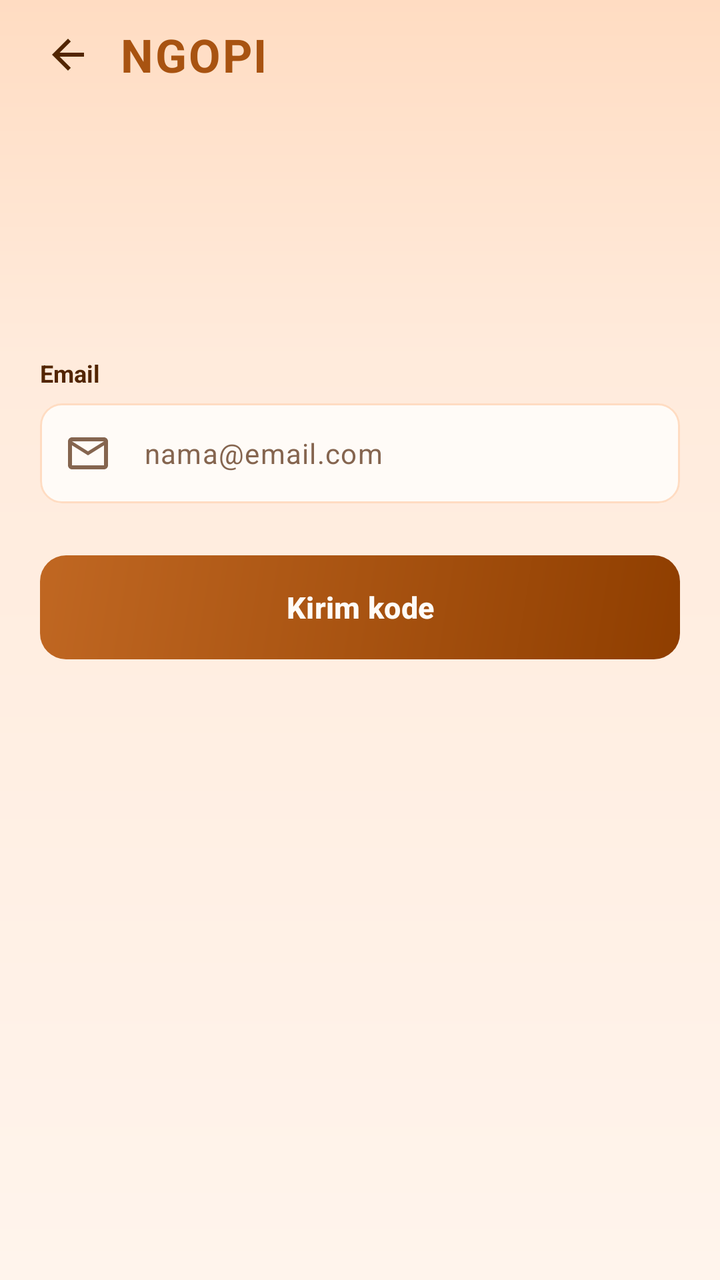
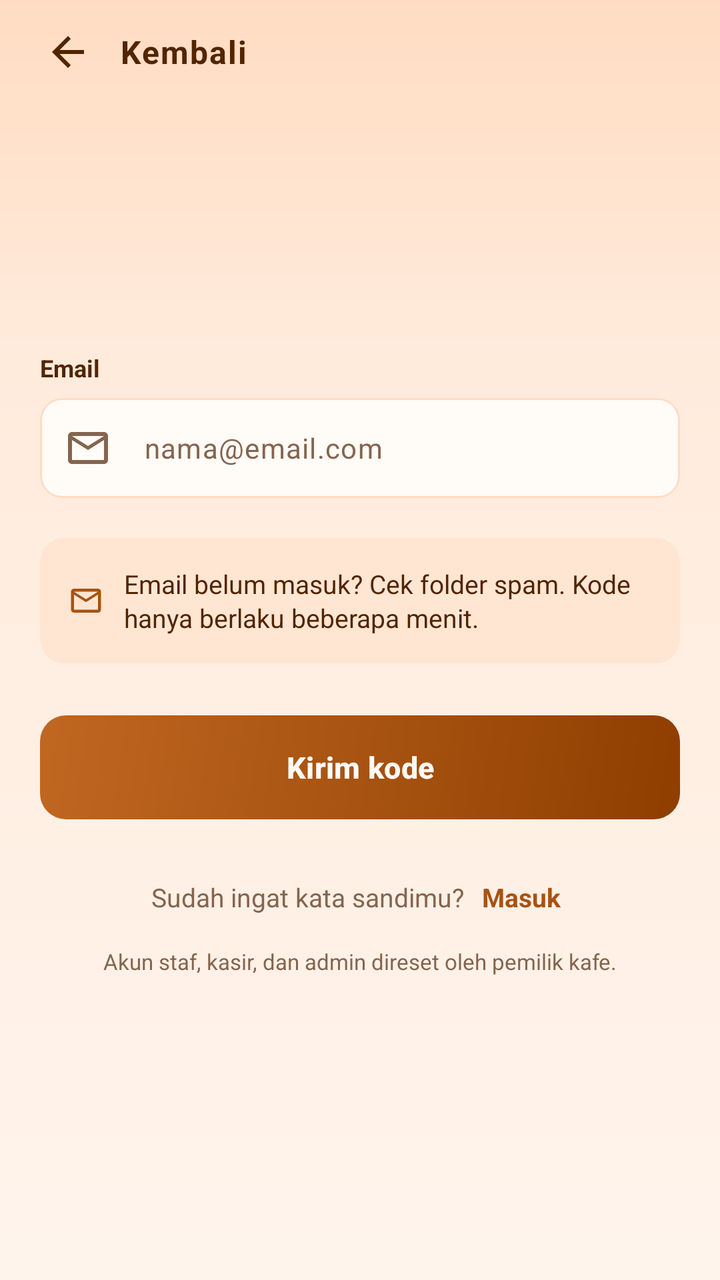

The first picture is an Android layout as it rendered before a commit; the second is the same layout after the commit. The layout source and the unified diff follow.
<!-- AndroidManifest.xml: application theme Theme.KopiInggil -->
<!-- res/layout/activity_forgot_password.xml -->
<?xml version="1.0" encoding="utf-8"?>
<LinearLayout xmlns:android="http://schemas.android.com/apk/res/android"
    xmlns:app="http://schemas.android.com/apk/res-auto"
    xmlns:tools="http://schemas.android.com/tools"
    android:id="@+id/main"
    android:layout_width="match_parent"
    android:layout_height="match_parent"
    android:background="@drawable/bg_screen"
    android:orientation="vertical"
    tools:context=".ForgotPasswordActivity">

    <ScrollView
        android:layout_width="match_parent"
        android:layout_height="match_parent"
        android:fillViewport="true">

        <LinearLayout
            android:layout_width="match_parent"
            android:layout_height="wrap_content"
            android:orientation="vertical"
            android:paddingStart="20dp"
            android:paddingTop="12dp"
            android:paddingEnd="20dp"
            android:paddingBottom="28dp">

            <LinearLayout
                android:layout_width="match_parent"
                android:layout_height="wrap_content"
                android:gravity="center_vertical"
                android:orientation="horizontal">

                <ImageView
                    android:id="@+id/btnBack"
                    android:layout_width="28dp"
                    android:layout_height="28dp"
                    android:background="?attr/selectableItemBackgroundBorderless"
                    android:contentDescription="@string/cd_back"
                    android:padding="2dp"
                    android:src="@drawable/ic_arrow_back" />

                <TextView
                    android:layout_width="wrap_content"
                    android:layout_height="wrap_content"
                    android:layout_marginStart="12dp"
                    android:letterSpacing="0.04"
                    android:text="@string/brand_name"
                    android:textColor="@color/ngopi_primary"
                    android:textSize="23sp"
                    android:textStyle="bold" />
            </LinearLayout>

            <TextView
                android:id="@+id/tvEyebrow"
                android:layout_width="wrap_content"
                android:layout_height="wrap_content"
                android:layout_marginTop="26dp"
                android:letterSpacing="0.11"
                android:textColor="@color/ngopi_primary"
                android:textSize="11sp"
                android:textStyle="bold" />

            <TextView
                android:id="@+id/tvTitle"
                android:layout_width="match_parent"
                android:layout_height="wrap_content"
                android:layout_marginTop="7dp"
                android:letterSpacing="-0.025"
                android:textColor="@color/ngopi_ink"
                android:textSize="28sp"
                android:textStyle="bold" />

            <TextView
                android:id="@+id/tvSubtitle"
                android:layout_width="match_parent"
                android:layout_height="wrap_content"
                android:layout_marginTop="7dp"
                android:lineSpacingMultiplier="1.1"
                android:textColor="@color/ngopi_muted"
                android:textSize="13sp" />

            
            <LinearLayout
                android:id="@+id/stepEmail"
                android:layout_width="match_parent"
                android:layout_height="wrap_content"
                android:orientation="vertical">

                <TextView
                    android:layout_width="wrap_content"
                    android:layout_height="wrap_content"
                    android:layout_marginTop="26dp"
                    android:text="@string/forgot_email_label"
                    android:textColor="@color/ngopi_ink"
                    android:textSize="12sp"
                    android:textStyle="bold" />

                <com.google.android.material.textfield.TextInputLayout
                    android:id="@+id/tilEmail"
                    style="@style/Widget.Ngopi.TextInput"
                    android:layout_width="match_parent"
                    android:layout_height="wrap_content"
                    android:layout_marginTop="7dp"
                    app:startIconDrawable="@drawable/ic_mail">

                    <com.google.android.material.textfield.TextInputEditText
                        android:id="@+id/etEmail"
                        android:layout_width="match_parent"
                        android:layout_height="50dp"
                        android:hint="@string/login_identifier_hint"
                        android:imeOptions="actionDone"
                        android:inputType="textEmailAddress"
                        android:maxLines="1"
                        android:paddingTop="0dp"
                        android:paddingBottom="0dp"
                        android:textColor="@color/ngopi_ink"
                        android:textColorHint="@color/ngopi_muted"
                        android:textSize="14sp" />
                </com.google.android.material.textfield.TextInputLayout>

                <com.google.android.material.button.MaterialButton
                    android:id="@+id/btnSendCode"
                    android:layout_width="match_parent"
                    android:layout_height="52dp"
                    android:layout_marginTop="26dp"
                    android:insetTop="0dp"
                    android:insetBottom="0dp"
                    android:text="@string/forgot_send_code"
                    android:textAllCaps="false"
                    android:textColor="@color/ngopi_surface"
                    android:textSize="15sp"
                    android:textStyle="bold"
                    android:background="@drawable/bg_button_primary"
                    app:backgroundTint="@null"
                    app:cornerRadius="13dp" />
            </LinearLayout>

            
            <LinearLayout
                android:id="@+id/stepCode"
                android:layout_width="match_parent"
                android:layout_height="wrap_content"
                android:orientation="vertical"
                android:visibility="gone">

                <TextView
                    android:id="@+id/tvCodeInfo"
                    android:layout_width="match_parent"
                    android:layout_height="wrap_content"
                    android:layout_marginTop="22dp"
                    android:lineSpacingMultiplier="1.1"
                    android:textColor="@color/ngopi_muted"
                    android:textSize="13sp" />

                <TextView
                    android:layout_width="wrap_content"
                    android:layout_height="wrap_content"
                    android:layout_marginTop="16dp"
                    android:text="@string/forgot_code_label"
                    android:textColor="@color/ngopi_ink"
                    android:textSize="12sp"
                    android:textStyle="bold" />

                <com.google.android.material.textfield.TextInputLayout
                    android:id="@+id/tilCode"
                    style="@style/Widget.Ngopi.TextInput"
                    android:layout_width="match_parent"
                    android:layout_height="wrap_content"
                    android:layout_marginTop="7dp">

                    <com.google.android.material.textfield.TextInputEditText
                        android:id="@+id/etCode"
                        android:layout_width="match_parent"
                        android:layout_height="58dp"
                        android:gravity="center"
                        android:hint="@string/forgot_code_hint"
                        android:imeOptions="actionDone"
                        android:inputType="number"
                        android:letterSpacing="0.4"
                        android:maxLength="10"
                        android:maxLines="1"
                        android:paddingTop="0dp"
                        android:paddingBottom="0dp"
                        android:textColor="@color/ngopi_ink"
                        android:textColorHint="@color/ngopi_muted"
                        android:textSize="24sp"
                        android:textStyle="bold" />
                </com.google.android.material.textfield.TextInputLayout>

                <com.google.android.material.button.MaterialButton
                    android:id="@+id/btnVerify"
                    android:layout_width="match_parent"
                    android:layout_height="52dp"
                    android:layout_marginTop="26dp"
                    android:insetTop="0dp"
                    android:insetBottom="0dp"
                    android:text="@string/forgot_verify"
                    android:textAllCaps="false"
                    android:textColor="@color/ngopi_surface"
                    android:textSize="15sp"
                    android:textStyle="bold"
                    android:background="@drawable/bg_button_primary"
                    app:backgroundTint="@null"
                    app:cornerRadius="13dp" />

                <TextView
                    android:id="@+id/tvResend"
                    android:layout_width="match_parent"
                    android:layout_height="wrap_content"
                    android:layout_marginTop="18dp"
                    android:gravity="center"
                    android:padding="6dp"
                    android:textColor="@color/ngopi_primary"
                    android:textSize="13sp"
                    android:textStyle="bold" />
            </LinearLayout>

            
            <LinearLayout
                android:id="@+id/stepPassword"
                android:layout_width="match_parent"
                android:layout_height="wrap_content"
                android:orientation="vertical"
                android:visibility="gone">

                <TextView
                    android:layout_width="wrap_content"
                    android:layout_height="wrap_content"
                    android:layout_marginTop="26dp"
                    android:text="@string/forgot_new_password_label"
                    android:textColor="@color/ngopi_ink"
                    android:textSize="12sp"
                    android:textStyle="bold" />

                <com.google.android.material.textfield.TextInputLayout
                    android:id="@+id/tilNewPassword"
                    style="@style/Widget.Ngopi.TextInput"
                    android:layout_width="match_parent"
                    android:layout_height="wrap_content"
                    android:layout_marginTop="7dp"
                    app:endIconMode="password_toggle"
                    app:startIconDrawable="@drawable/ic_lock">

                    <com.google.android.material.textfield.TextInputEditText
                        android:id="@+id/etNewPassword"
                        android:layout_width="match_parent"
                        android:layout_height="50dp"
                        android:hint="@string/register_password_hint"
                        android:imeOptions="actionNext"
                        android:inputType="textPassword"
                        android:maxLines="1"
                        android:paddingTop="0dp"
                        android:paddingBottom="0dp"
                        android:textColor="@color/ngopi_ink"
                        android:textColorHint="@color/ngopi_muted"
                        android:textSize="14sp" />
                </com.google.android.material.textfield.TextInputLayout>

                <TextView
                    android:layout_width="wrap_content"
                    android:layout_height="wrap_content"
                    android:layout_marginTop="16dp"
                    android:text="@string/forgot_confirm_label"
                    android:textColor="@color/ngopi_ink"
                    android:textSize="12sp"
                    android:textStyle="bold" />

                <com.google.android.material.textfield.TextInputLayout
                    android:id="@+id/tilConfirmPassword"
                    style="@style/Widget.Ngopi.TextInput"
                    android:layout_width="match_parent"
                    android:layout_height="wrap_content"
                    android:layout_marginTop="7dp"
                    app:endIconMode="password_toggle"
                    app:startIconDrawable="@drawable/ic_lock">

                    <com.google.android.material.textfield.TextInputEditText
                        android:id="@+id/etConfirmPassword"
                        android:layout_width="match_parent"
                        android:layout_height="50dp"
                        android:hint="@string/forgot_confirm_hint"
                        android:imeOptions="actionDone"
                        android:inputType="textPassword"
                        android:maxLines="1"
                        android:paddingTop="0dp"
                        android:paddingBottom="0dp"
                        android:textColor="@color/ngopi_ink"
                        android:textColorHint="@color/ngopi_muted"
                        android:textSize="14sp" />
                </com.google.android.material.textfield.TextInputLayout>

                <com.google.android.material.button.MaterialButton
                    android:id="@+id/btnSave"
                    android:layout_width="match_parent"
                    android:layout_height="52dp"
                    android:layout_marginTop="26dp"
                    android:insetTop="0dp"
                    android:insetBottom="0dp"
                    android:text="@string/forgot_save"
                    android:textAllCaps="false"
                    android:textColor="@color/ngopi_surface"
                    android:textSize="15sp"
                    android:textStyle="bold"
                    android:background="@drawable/bg_button_primary"
                    app:backgroundTint="@null"
                    app:cornerRadius="13dp" />
            </LinearLayout>
        </LinearLayout>
    </ScrollView>
</LinearLayout>
<!-- resources referenced by this layout -->
<resources>
  <color name="ngopi_ink">#522500</color>
  <color name="ngopi_muted">#85654F</color>
  <color name="ngopi_primary">#A85311</color>
  <color name="ngopi_surface">#FFFBF7</color>
  <!-- drawable bg_screen (drawable) -->
  <?xml version="1.0" encoding="utf-8"?>
  <shape xmlns:android="http://schemas.android.com/apk/res/android" android:shape="rectangle">
      <gradient
          android:angle="270"
          android:centerColor="@color/ngopi_background_mid"
          android:centerY="0.28"
          android:endColor="@color/ngopi_background"
          android:startColor="@color/ngopi_background_top" />
  </shape>
  <!-- drawable ic_arrow_back (drawable) -->
  <vector xmlns:android="http://schemas.android.com/apk/res/android"
      android:width="24dp"
      android:height="24dp"
      android:tint="@color/ngopi_ink"
      android:viewportWidth="24"
      android:viewportHeight="24">
      <path
          android:fillColor="@android:color/white"
          android:pathData="M20,11H7.83l5.59,-5.59L12,4l-8,8 8,8 1.41,-1.41L7.83,13H20v-2z" />
  </vector>
  <string name="brand_name">NGOPI</string>
  <string name="cd_back">Kembali</string>
  <string name="forgot_code_hint">••••••••</string>
  <string name="forgot_code_label">Kode verifikasi</string>
  <string name="forgot_confirm_hint">Ketik ulang kata sandi</string>
  <string name="forgot_confirm_label">Ulangi kata sandi</string>
  <string name="forgot_email_label">Email</string>
  <string name="forgot_new_password_label">Kata sandi baru</string>
  <string name="forgot_save">Simpan kata sandi</string>
  <string name="forgot_send_code">Kirim kode</string>
  <string name="forgot_verify">Verifikasi</string>
  <string name="login_identifier_hint">nama@email.com</string>
  <string name="register_password_hint">Minimal 8 karakter</string>
  <style name="Theme.KopiInggil" parent="Base.Theme.KopiInggil" />
  <color name="ngopi_primary_dark">#8F3E00</color>
  <color name="ngopi_primary_light">#C06722</color>
  <color name="ngopi_background_mid">#FFEBDC</color>
  <color name="ngopi_background">#FFF4EC</color>
  <color name="ngopi_background_top">#FFDCC2</color>
  <style name="Base.Theme.KopiInggil" parent="Theme.Material3.DayNight.NoActionBar">
          
          
      </style>
  <!-- unchanged entries left out for length: 4 -->
</resources>

<!-- the commit's change to res/layout/activity_forgot_password.xml (unified diff, before → after) -->
@@ -43,9 +43,9 @@
                     android:layout_height="wrap_content"
                     android:layout_marginStart="12dp"
                     android:letterSpacing="0.04"
-                    android:text="@string/brand_name"
-                    android:textColor="@color/ngopi_primary"
-                    android:textSize="23sp"
+                    android:text="@string/cd_back"
+                    android:textColor="@color/ngopi_ink"
+                    android:textSize="16sp"
                     android:textStyle="bold" />
             </LinearLayout>
 
@@ -117,6 +117,33 @@
                         android:textSize="14sp" />
                 </com.google.android.material.textfield.TextInputLayout>
 
+                <LinearLayout
+                    android:layout_width="match_parent"
+                    android:layout_height="wrap_content"
+                    android:layout_marginTop="20dp"
+                    android:background="@drawable/bg_note"
+                    android:gravity="center_vertical"
+                    android:orientation="horizontal"
+                    android:padding="14dp">
+
+                    <ImageView
+                        android:layout_width="18dp"
+                        android:layout_height="18dp"
+                        android:importantForAccessibility="no"
+                        android:src="@drawable/ic_mail"
+                        app:tint="@color/ngopi_primary" />
+
+                    <TextView
+                        android:layout_width="0dp"
+                        android:layout_height="wrap_content"
+                        android:layout_marginStart="10dp"
+                        android:layout_weight="1"
+                        android:lineSpacingMultiplier="1.1"
+                        android:text="@string/forgot_note_email"
+                        android:textColor="@color/ngopi_ink"
+                        android:textSize="13sp" />
+                </LinearLayout>
+
                 <com.google.android.material.button.MaterialButton
                     android:id="@+id/btnSendCode"
                     android:layout_width="match_parent"
@@ -132,6 +159,42 @@
                     android:background="@drawable/bg_button_primary"
                     app:backgroundTint="@null"
                     app:cornerRadius="13dp" />
+
+                <LinearLayout
+                    android:layout_width="match_parent"
+                    android:layout_height="wrap_content"
+                    android:layout_marginTop="26dp"
+                    android:gravity="center"
+                    android:orientation="horizontal">
+
+                    <TextView
+                        android:layout_width="wrap_content"
+                        android:layout_height="wrap_content"
+                        android:text="@string/forgot_remember_question"
+                        android:textColor="@color/ngopi_muted"
+                        android:textSize="13sp" />
+
+                    <TextView
+                        android:id="@+id/tvBackToLogin"
+                        android:layout_width="wrap_content"
+                        android:layout_height="wrap_content"
+                        android:layout_marginStart="5dp"
+                        android:padding="4dp"
+                        android:text="@string/login_button"
+                        android:textColor="@color/ngopi_primary"
+                        android:textSize="13sp"
+                        android:textStyle="bold" />
+                </LinearLayout>
+
+                <TextView
+                    android:layout_width="match_parent"
+                    android:layout_height="wrap_content"
+                    android:layout_marginTop="12dp"
+                    android:gravity="center"
+                    android:lineSpacingMultiplier="1.1"
+                    android:text="@string/forgot_staff_note"
+                    android:textColor="@color/ngopi_muted"
+                    android:textSize="11sp" />
             </LinearLayout>
 
             
@@ -186,6 +249,33 @@
                         android:textStyle="bold" />
                 </com.google.android.material.textfield.TextInputLayout>
 
+                <LinearLayout
+                    android:layout_width="match_parent"
+                    android:layout_height="wrap_content"
+                    android:layout_marginTop="20dp"
+                    android:background="@drawable/bg_note"
+                    android:gravity="center_vertical"
+                    android:orientation="horizontal"
+                    android:padding="14dp">
+
+                    <ImageView
+                        android:layout_width="18dp"
+                        android:layout_height="18dp"
+                        android:importantForAccessibility="no"
+                        android:src="@drawable/ic_verified"
+                        app:tint="@color/ngopi_primary" />
+
+                    <TextView
+                        android:layout_width="0dp"
+                        android:layout_height="wrap_content"
+                        android:layout_marginStart="10dp"
+                        android:layout_weight="1"
+                        android:lineSpacingMultiplier="1.1"
+                        android:text="@string/forgot_note_code"
+                        android:textColor="@color/ngopi_ink"
+                        android:textSize="13sp" />
+                </LinearLayout>
+
                 <com.google.android.material.button.MaterialButton
                     android:id="@+id/btnVerify"
                     android:layout_width="match_parent"
@@ -287,6 +377,33 @@
                         android:textColorHint="@color/ngopi_muted"
                         android:textSize="14sp" />
                 </com.google.android.material.textfield.TextInputLayout>
+
+                <LinearLayout
+                    android:layout_width="match_parent"
+                    android:layout_height="wrap_content"
+                    android:layout_marginTop="20dp"
+                    android:background="@drawable/bg_note"
+                    android:gravity="center_vertical"
+                    android:orientation="horizontal"
+                    android:padding="14dp">
+
+                    <ImageView
+                        android:layout_width="18dp"
+                        android:layout_height="18dp"
+                        android:importantForAccessibility="no"
+                        android:src="@drawable/ic_lock"
+                        app:tint="@color/ngopi_primary" />
+
+                    <TextView
+                        android:layout_width="0dp"
+                        android:layout_height="wrap_content"
+                        android:layout_marginStart="10dp"
+                        android:layout_weight="1"
+                        android:lineSpacingMultiplier="1.1"
+                        android:text="@string/forgot_note_password"
+                        android:textColor="@color/ngopi_ink"
+                        android:textSize="13sp" />
+                </LinearLayout>
 
                 <com.google.android.material.button.MaterialButton
                     android:id="@+id/btnSave"
<!-- resource entries referenced after the edit -->
@@ -4,6 +4,12 @@
   <color name="ngopi_muted">#85654F</color>
   <color name="ngopi_primary">#A85311</color>
   <color name="ngopi_surface">#FFFBF7</color>
+  <!-- drawable bg_note (drawable) -->
+  <?xml version="1.0" encoding="utf-8"?>
+  <shape xmlns:android="http://schemas.android.com/apk/res/android" android:shape="rectangle">
+      <solid android:color="@color/ngopi_badge" />
+      <corners android:radius="12dp" />
+  </shape>
   <!-- drawable bg_screen (drawable) -->
   <?xml version="1.0" encoding="utf-8"?>
   <shape xmlns:android="http://schemas.android.com/apk/res/android" android:shape="rectangle">
@@ -25,7 +31,17 @@
           android:fillColor="@android:color/white"
           android:pathData="M20,11H7.83l5.59,-5.59L12,4l-8,8 8,8 1.41,-1.41L7.83,13H20v-2z" />
   </vector>
-  <string name="brand_name">NGOPI</string>
+  <!-- drawable ic_verified (drawable) -->
+  <vector xmlns:android="http://schemas.android.com/apk/res/android"
+      android:width="24dp"
+      android:height="24dp"
+      android:tint="@color/ngopi_surface"
+      android:viewportWidth="24"
+      android:viewportHeight="24">
+      <path
+          android:fillColor="@android:color/white"
+          android:pathData="M23,12l-2.44,-2.79 0.34,-3.69 -3.61,-0.82 -1.89,-3.2L12,2.96 8.6,1.5 6.71,4.69 3.1,5.5l0.34,3.7L1,12l2.44,2.79 -0.34,3.7 3.61,0.82L8.6,22.5l3.4,-1.47 3.4,1.46 1.89,-3.19 3.61,-0.82 -0.34,-3.69L23,12zM10.09,16.72l-3.8,-3.81 1.48,-1.48 2.32,2.33 5.85,-5.87 1.48,1.48 -7.33,7.35z" />
+  </vector>
   <string name="cd_back">Kembali</string>
   <string name="forgot_code_hint">••••••••</string>
   <string name="forgot_code_label">Kode verifikasi</string>
@@ -33,14 +49,21 @@
   <string name="forgot_confirm_label">Ulangi kata sandi</string>
   <string name="forgot_email_label">Email</string>
   <string name="forgot_new_password_label">Kata sandi baru</string>
+  <string name="forgot_note_code">Jangan bagikan kode ini ke siapa pun, termasuk pihak NGOPI.</string>
+  <string name="forgot_note_email">Email belum masuk? Cek folder spam. Kode hanya berlaku beberapa menit.</string>
+  <string name="forgot_note_password">Gunakan minimal 8 karakter dengan kombinasi huruf dan angka agar lebih aman.</string>
+  <string name="forgot_remember_question">Sudah ingat kata sandimu?</string>
   <string name="forgot_save">Simpan kata sandi</string>
   <string name="forgot_send_code">Kirim kode</string>
+  <string name="forgot_staff_note">Akun staf, kasir, dan admin direset oleh pemilik kafe.</string>
   <string name="forgot_verify">Verifikasi</string>
+  <string name="login_button">Masuk</string>
   <string name="login_identifier_hint">nama@email.com</string>
   <string name="register_password_hint">Minimal 8 karakter</string>
   <style name="Theme.KopiInggil" parent="Base.Theme.KopiInggil" />
   <color name="ngopi_primary_dark">#8F3E00</color>
   <color name="ngopi_primary_light">#C06722</color>
+  <color name="ngopi_badge">#FFE6D3</color>
   <color name="ngopi_background_mid">#FFEBDC</color>
   <color name="ngopi_background">#FFF4EC</color>
   <color name="ngopi_background_top">#FFDCC2</color>
